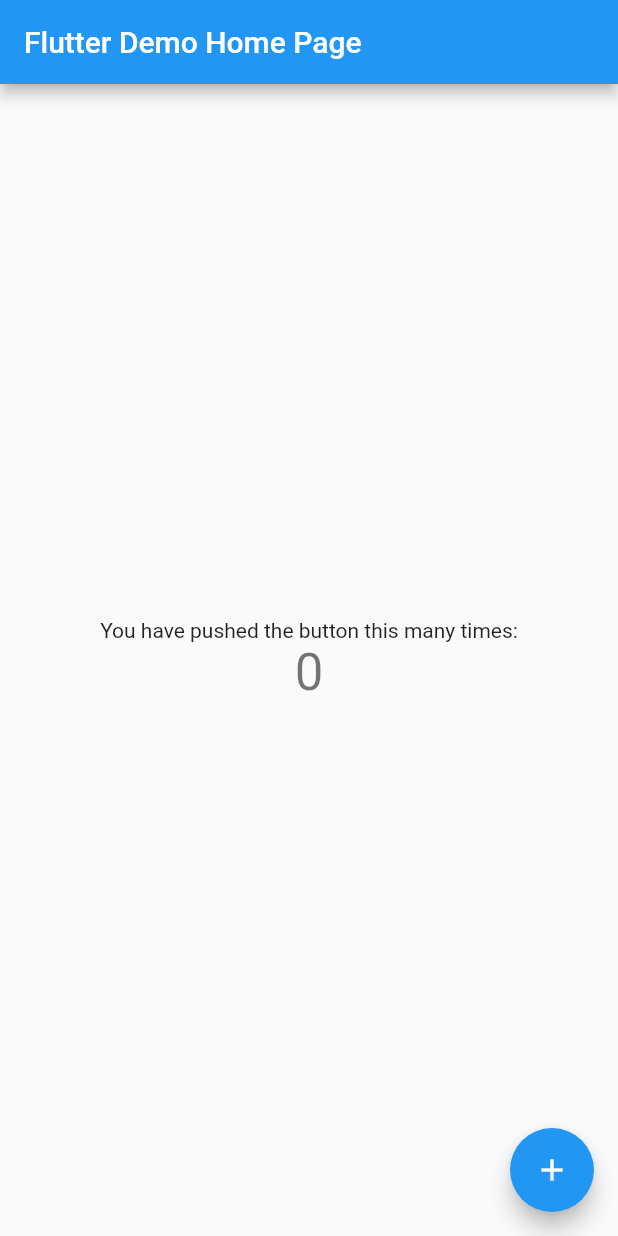
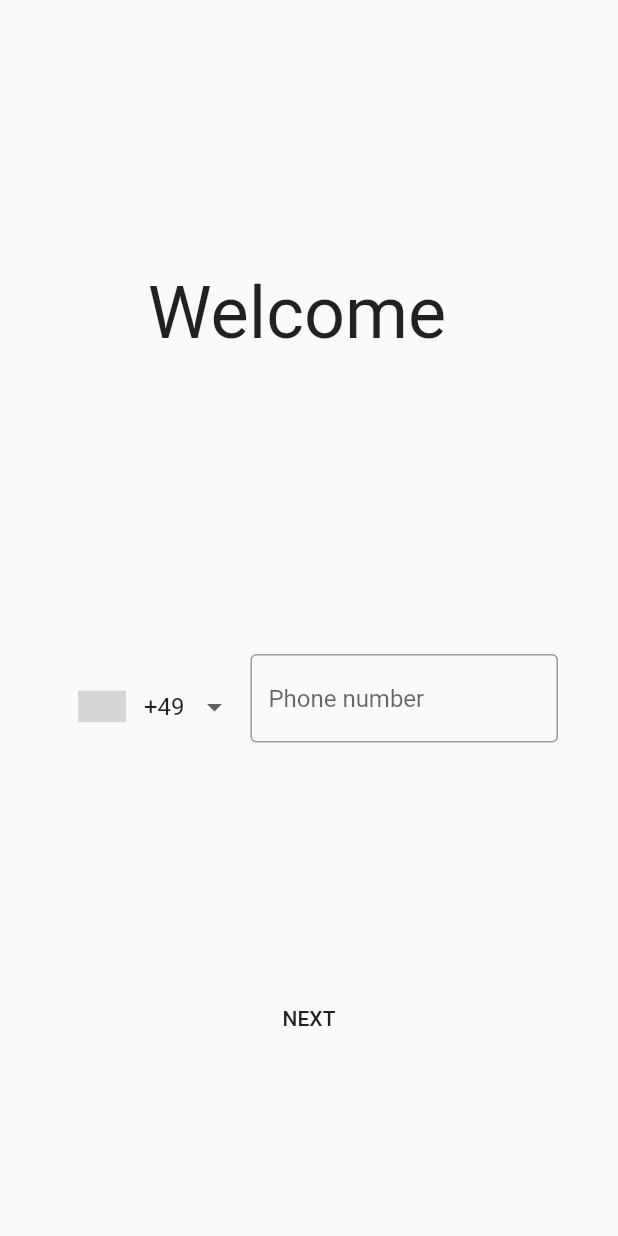
Before and after one commit to Tokariev/delivery, a Flutter app: the screen it shows after launch, on a phone screen of 412 x 824 dp. Run offline on Flutter 3.47's test engine with Material 2 defaults, Android fonts, the phone set to English and light mode, and no system bars; drawn by our look-alikes of intl_phone_number_input; grey boxes are pictures that could not be loaded.

Commit message:
added theme and darkTheme; created class EnterPhoneNUmberPage

```diff
--- a/lib/main.dart
+++ b/lib/main.dart
@@ -1,4 +1,5 @@
 import 'package:flutter/material.dart';
+import 'package:intl_phone_number_input/intl_phone_number_input.dart';
 
 void main() {
   runApp(MyApp());
@@ -10,7 +11,9 @@ class MyApp extends StatelessWidget {
   Widget build(BuildContext context) {
     return MaterialApp(
       title: 'Flutter Demo',
-      theme: ThemeData(
+      theme: ThemeData.light(),
+      darkTheme: ThemeData.dark(),
+      /*theme: ThemeData(
         // This is the theme of your application.
         //
         // Try running your application with "flutter run". You'll see the
@@ -25,93 +28,68 @@ class MyApp extends StatelessWidget {
         // the app on. For desktop platforms, the controls will be smaller and
         // closer together (more dense) than on mobile platforms.
         visualDensity: VisualDensity.adaptivePlatformDensity,
+      ),*/
+      home: Scaffold(
+        body: EnterPhoneNumberPage(),
       ),
-      home: MyHomePage(title: 'Flutter Demo Home Page'),
     );
   }
 }
 
-class MyHomePage extends StatefulWidget {
-  MyHomePage({Key key, this.title}) : super(key: key);
-
-  // This widget is the home page of your application. It is stateful, meaning
-  // that it has a State object (defined below) that contains fields that affect
-  // how it looks.
-
-  // This class is the configuration for the state. It holds the values (in this
-  // case the title) provided by the parent (in this case the App widget) and
-  // used by the build method of the State. Fields in a Widget subclass are
-  // always marked "final".
-
-  final String title;
-
-  @override
-  _MyHomePageState createState() => _MyHomePageState();
-}
-
-class _MyHomePageState extends State<MyHomePage> {
-  int _counter = 0;
-
-  void _incrementCounter() {
-    setState(() {
-      // This call to setState tells the Flutter framework that something has
-      // changed in this State, which causes it to rerun the build method below
-      // so that the display can reflect the updated values. If we changed
-      // _counter without calling setState(), then the build method would not be
-      // called again, and so nothing would appear to happen.
-      _counter++;
-    });
-  }
-
+class EnterPhoneNumberPage extends StatelessWidget {
   @override
   Widget build(BuildContext context) {
-    // This method is rerun every time setState is called, for instance as done
-    // by the _incrementCounter method above.
-    //
-    // The Flutter framework has been optimized to make rerunning build methods
-    // fast, so that you can just rebuild anything that needs updating rather
-    // than having to individually change instances of widgets.
     return Scaffold(
-      appBar: AppBar(
-        // Here we take the value from the MyHomePage object that was created by
-        // the App.build method, and use it to set our appbar title.
-        title: Text(widget.title),
+      /*appBar: AppBar(
+        elevation: 0,
+        leading: Padding(
+          padding: const EdgeInsets.all(16.0),
+          child: Icon(Icons.menu),
         ),
-      body: Center(
-        // Center is a layout widget. It takes a single child and positions it
-        // in the middle of the parent.
-        child: Column(
-          // Column is also a layout widget. It takes a list of children and
-          // arranges them vertically. By default, it sizes itself to fit its
-          // children horizontally, and tries to be as tall as its parent.
-          //
-          // Invoke "debug painting" (press "p" in the console, choose the
-          // "Toggle Debug Paint" action from the Flutter Inspector in Android
-          // Studio, or the "Toggle Debug Paint" command in Visual Studio Code)
-          // to see the wireframe for each widget.
-          //
-          // Column has various properties to control how it sizes itself and
-          // how it positions its children. Here we use mainAxisAlignment to
-          // center the children vertically; the main axis here is the vertical
-          // axis because Columns are vertical (the cross axis would be
-          // horizontal).
+      ),*/
+      body: Column(
+        children: <Widget>[
+          Padding(
+            padding: const EdgeInsets.only(left: 16.0, right: 32.0, top: 180.0),
+            child: Row(
               mainAxisAlignment: MainAxisAlignment.center,
+              mainAxisSize: MainAxisSize.max,
               children: <Widget>[
                 Text(
-              'You have pushed the button this many times:',
+                  "Welcome",
+                  style: TextStyle(
+                    fontSize: 48.0,
                   ),
-            Text(
-              '$_counter',
-              style: Theme.of(context).textTheme.headline4,
                 ),
               ],
             ),
           ),
-      floatingActionButton: FloatingActionButton(
-        onPressed: _incrementCounter,
-        tooltip: 'Increment',
-        child: Icon(Icons.add),
-      ), // This trailing comma makes auto-formatting nicer for build methods.
+          Padding(
+            padding: const EdgeInsets.only(top: 200.0, left: 40.0, right: 40.0),
+            child: InternationalPhoneNumberInput(
+              searchBoxDecoration: InputDecoration(
+                labelText: "Please Enter your Phone Number",
+              ),
+              countries: ["DE", "UA", "RU", "TR"],
+              inputBorder: OutlineInputBorder(),
+              onInputChanged: (PhoneNumber number) {
+                print(number.phoneNumber);
+              },
+
+            ),
+          ),
+          Padding(
+            padding: const EdgeInsets.only(top: 160.0),
+            child: FlatButton(
+              child: Text('NEXT'),
+              onPressed: () {
+
+              },
+            ),
+
+          )
+        ],
+      ),
     );
   }
 }
--- a/pubspec.yaml
+++ b/pubspec.yaml
@@ -23,6 +23,7 @@ environment:
 dependencies:
   flutter:
     sdk: flutter
+  intl_phone_number_input: ^0.4.5
 
 
   # The following adds the Cupertino Icons font to your application.
```
Also changed, not shown: pubspec.lock, 2 other files. Lines whose indentation alone changed are shown as unchanged.
